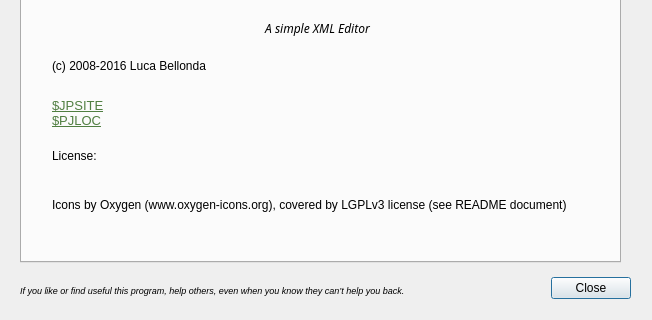
First picture: the form in src/aboutdialog.ui, repository lbellonda/qxmledit, before the edit; both pictures show x 0 to 652 and y 158 to 478 of the 652 by 478 pixel window.
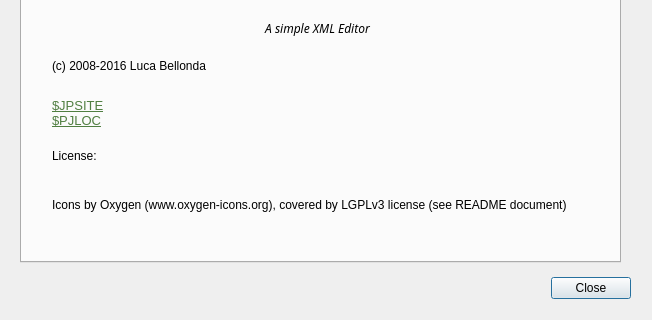
Second picture: the form after the edit. Icons and pictures are not drawn.

Commit message: About dialog.

Diff of the .ui file:
```diff
--- a/src/aboutdialog.ui
+++ b/src/aboutdialog.ui
@@ -308,25 +308,6 @@
     <string/>
    </property>
   </widget>
-  <widget class="QLabel" name="label_4">
-   <property name="geometry">
-    <rect>
-     <x>20</x>
-     <y>440</y>
-     <width>511</width>
-     <height>16</height>
-    </rect>
-   </property>
-   <property name="font">
-    <font>
-     <pointsize>7</pointsize>
-     <italic>true</italic>
-    </font>
-   </property>
-   <property name="text">
-    <string>If you like or find useful this program, help others, even when you know they can’t help you back.</string>
-   </property>
-  </widget>
   <zorder>label_2</zorder>
   <zorder>buttonBox</zorder>
   <zorder>tabWidget</zorder>
```
Left out of the diff: 1 changed line with no effect on the pictures.
